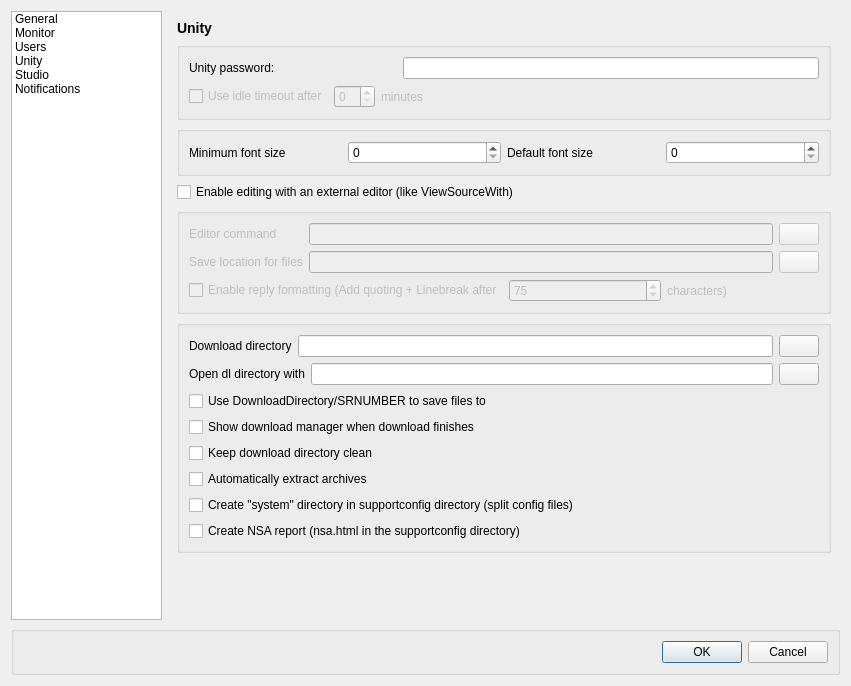
pzirnik/kueue, file ui/configdialog.ui: the form before one commit.
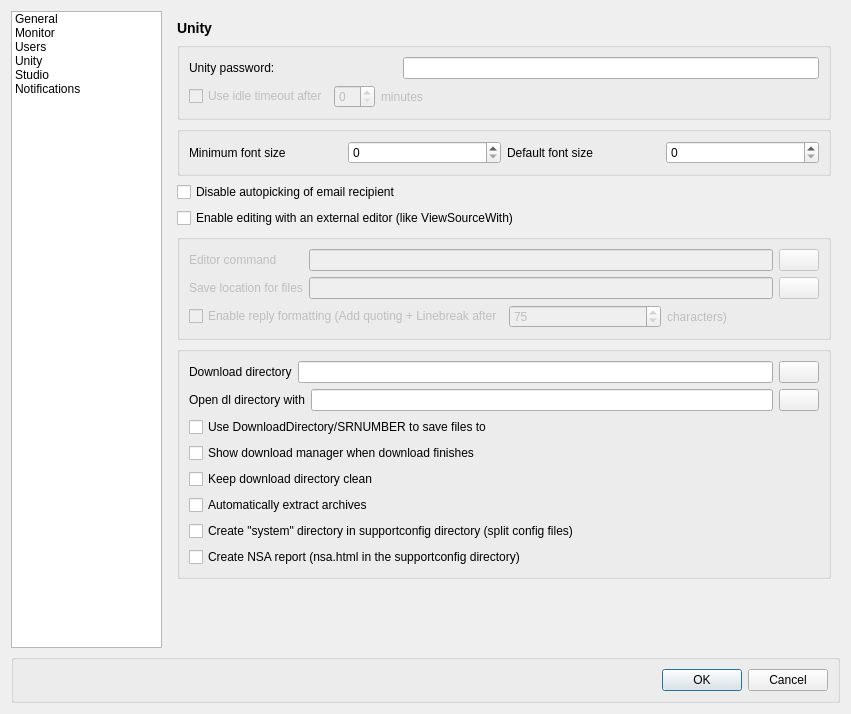
The form after the commit. The open tabs and pages were chosen to show the change. Icons and pictures are not drawn.

Commit message: Added default product menu if download fails Added feature to disable autopicking of email recipient Updated documentation

What changed in the file:
```diff
--- a/ui/configdialog.ui
+++ b/ui/configdialog.ui
@@ -7,7 +7,7 @@
     <x>0</x>
     <y>0</y>
     <width>851</width>
-    <height>686</height>
+    <height>714</height>
    </rect>
   </property>
   <property name="windowTitle">
@@ -737,7 +737,7 @@
          </layout>
         </widget>
        </item>
-       <item row="3" column="0">
+       <item row="4" column="0">
         <widget class="QCheckBox" name="cfg_externalEditorEnabled">
          <property name="enabled">
           <bool>true</bool>
@@ -747,7 +747,7 @@
          </property>
         </widget>
        </item>
-       <item row="4" column="0">
+       <item row="6" column="0">
         <widget class="QGroupBox" name="unityEditorGroupBox">
          <property name="enabled">
           <bool>false</bool>
@@ -836,7 +836,7 @@
          </layout>
         </widget>
        </item>
-       <item row="5" column="0">
+       <item row="7" column="0">
         <widget class="QGroupBox" name="downloadManagerBox">
          <property name="enabled">
           <bool>true</bool>
@@ -947,7 +947,7 @@
          </layout>
         </widget>
        </item>
-       <item row="6" column="0">
+       <item row="8" column="0">
         <spacer name="verticalSpacer_2">
          <property name="orientation">
           <enum>Qt::Vertical</enum>
@@ -960,6 +960,13 @@
          </property>
         </spacer>
        </item>
+       <item row="3" column="0">
+        <widget class="QCheckBox" name="cfg_autopickRecipientDisabled">
+         <property name="text">
+          <string>Disable autopicking of email recipient</string>
+         </property>
+        </widget>
+       </item>
       </layout>
      </widget>
      <widget class="QWidget" name="page_6">
```
Left out of the diff: 2 changed lines with no effect on the pictures. The commit also changes 6 other files.
